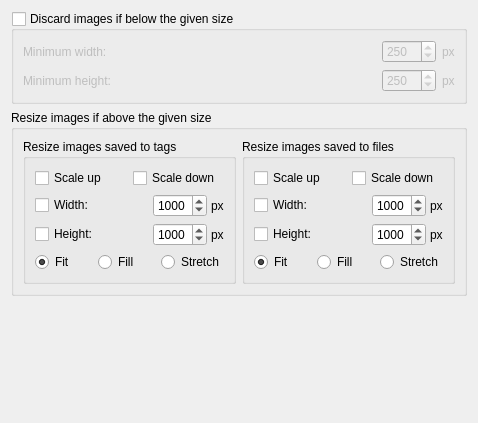
Above: ui/options_cover_processing.ui from metabrainz/picard before the change. Below: the same form after it.
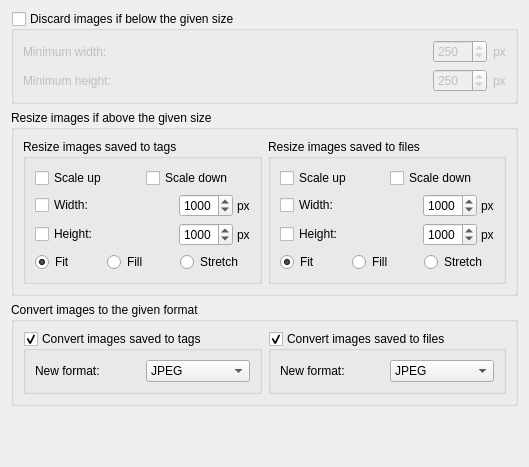
That is the form after the change.

Commit message: Add option to save images in a different format

The edit to the form file:
```diff
--- a/ui/options_cover_processing.ui
+++ b/ui/options_cover_processing.ui
@@ -6,8 +6,8 @@
    <rect>
     <x>0</x>
     <y>0</y>
-    <width>478</width>
-    <height>423</height>
+    <width>529</width>
+    <height>467</height>
    </rect>
   </property>
   <property name="windowTitle">
@@ -564,6 +564,107 @@
      </layout>
     </widget>
    </item>
+   <item>
+    <widget class="QGroupBox" name="converting">
+     <property name="title">
+      <string>Convert images to the given format</string>
+     </property>
+     <property name="checkable">
+      <bool>false</bool>
+     </property>
+     <property name="checked">
+      <bool>false</bool>
+     </property>
+     <layout class="QHBoxLayout" name="horizontalLayout_12">
+      <item>
+       <widget class="QGroupBox" name="convert_tags">
+        <property name="title">
+         <string>Convert images saved to tags</string>
+        </property>
+        <property name="checkable">
+         <bool>true</bool>
+        </property>
+        <layout class="QHBoxLayout" name="horizontalLayout_13">
+         <item>
+          <widget class="QLabel" name="convert_tags_label">
+           <property name="text">
+            <string>New format:</string>
+           </property>
+          </widget>
+         </item>
+         <item>
+          <widget class="QComboBox" name="convert_tags_format">
+           <item>
+            <property name="text">
+             <string>JPEG</string>
+            </property>
+           </item>
+           <item>
+            <property name="text">
+             <string>PNG</string>
+            </property>
+           </item>
+           <item>
+            <property name="text">
+             <string>WebP</string>
+            </property>
+           </item>
+           <item>
+            <property name="text">
+             <string>TIFF</string>
+            </property>
+           </item>
+          </widget>
+         </item>
+        </layout>
+       </widget>
+      </item>
+      <item>
+       <widget class="QGroupBox" name="convert_file">
+        <property name="title">
+         <string>Convert images saved to files</string>
+        </property>
+        <property name="checkable">
+         <bool>true</bool>
+        </property>
+        <layout class="QHBoxLayout" name="horizontalLayout_14">
+         <item>
+          <widget class="QLabel" name="convert_file_label">
+           <property name="text">
+            <string>New format:</string>
+           </property>
+          </widget>
+         </item>
+         <item>
+          <widget class="QComboBox" name="convert_file_format">
+           <item>
+            <property name="text">
+             <string>JPEG</string>
+            </property>
+           </item>
+           <item>
+            <property name="text">
+             <string>PNG</string>
+            </property>
+           </item>
+           <item>
+            <property name="text">
+             <string>WebP</string>
+            </property>
+           </item>
+           <item>
+            <property name="text">
+             <string>TIFF</string>
+            </property>
+           </item>
+          </widget>
+         </item>
+        </layout>
+       </widget>
+      </item>
+     </layout>
+    </widget>
+   </item>
    <item>
     <spacer name="verticalSpacer">
      <property name="orientation">
```
The commit also changes 7 other files.
